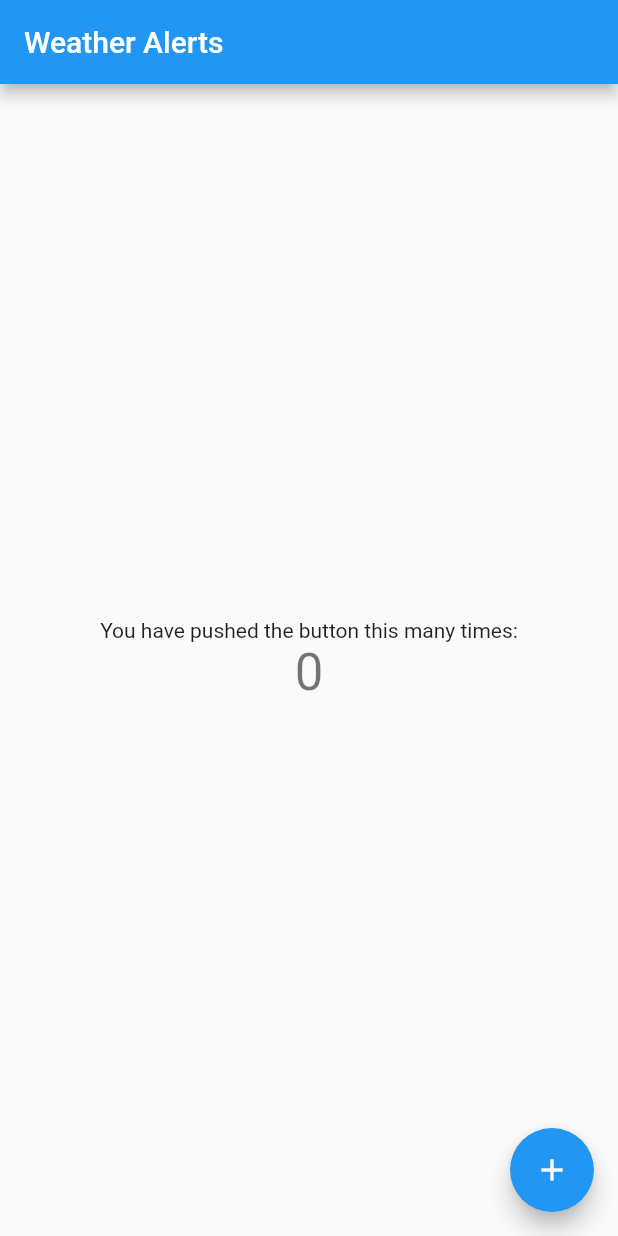
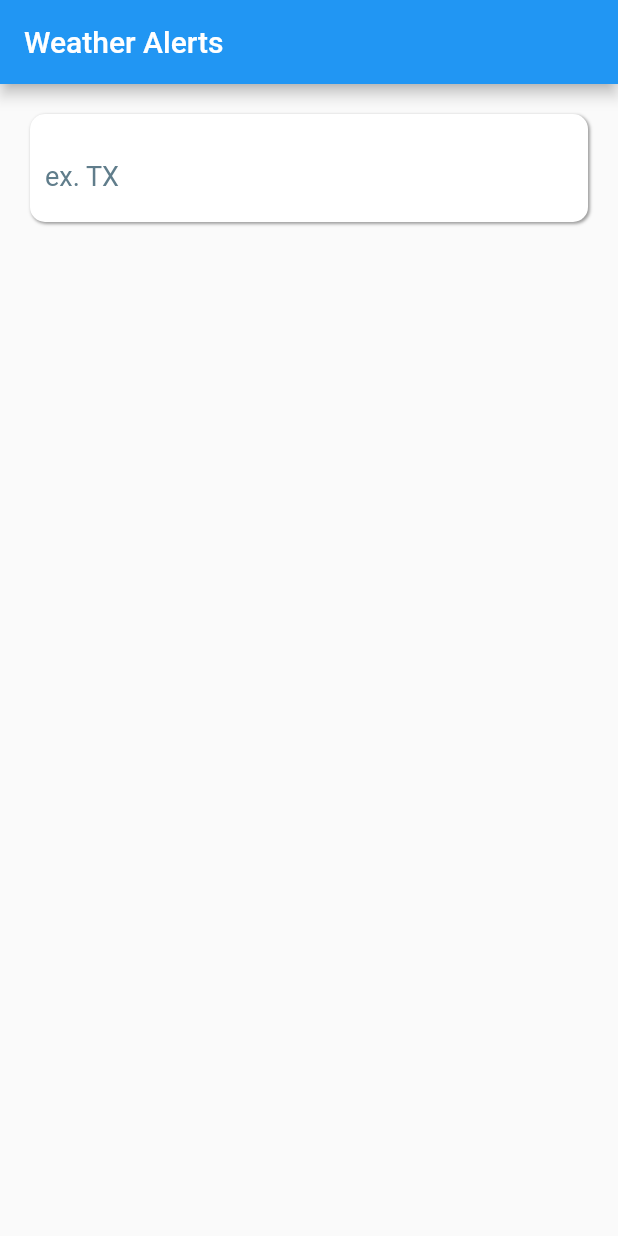
Before and after one commit to hnabbasi/FlutterWxApp, a Flutter app: the screen it shows after launch, on a phone screen of 412 x 824 dp. Run offline on Flutter 3.47's test engine with Material 2 defaults, Android fonts, the phone set to English and light mode, and no system bars.

Commit message:
Initial pass

```diff
--- /dev/null
+++ b/src/lib/alert.dart
@@ -0,0 +1,19 @@
+class Alert {
+  String id;
+  DateTime sent;
+  String event;
+  String headline;
+
+  Alert({
+    required this.id,
+    required this.sent,
+    required this.event,
+    required this.headline
+  });
+
+  Alert.fromJson(Map<String, dynamic> json):
+    id = json["id"],
+    sent = DateTime.parse(json["sent"]),
+    event = json["event"],
+    headline = json["headline"];
+}
--- a/src/lib/main.dart
+++ b/src/lib/main.dart
@@ -1,4 +1,9 @@
+import 'dart:convert';
+
 import 'package:flutter/material.dart';
+import 'package:flutter/services.dart';
+import 'package:http/http.dart' as http;
+import 'package:flutter_wx/alert.dart';
 
 void main() {
   runApp(const MyApp());
@@ -29,11 +34,45 @@ class MyHomePage extends StatefulWidget {
 }
 
 class _MyHomePageState extends State<MyHomePage> {
-  int _counter = 0;
+  bool _isBusy = false;
+  String _statusText = "";
+  final _alerts = List<Alert>.empty(growable: true);
 
-  void _incrementCounter() {
-    setState(() {
-      _counter++;
+  final TextEditingController _controller = TextEditingController();
+
+  Future<void> getWeather(String stateCode) async {
+    isLoading(true);
+    final res = await http.get(Uri(scheme:"https", host: "api.weather.gov", path:"alerts/active/area/$stateCode"), headers: {'User-Agent':'flutter'});
+    if(res.statusCode != 200){
+      setResult(List.empty(), "Error getting alerts for $stateCode");
+      isLoading(false);
+      return;
+    }
+    final map = jsonDecode(res.body);
+    final List features = map["features"];
+
+    setResult(List.generate(features.length, (index) => Alert.fromJson(features[index]["properties"]!)),
+    "Found ${features.length} alerts for $stateCode");
+    isLoading(false);
+  }
+
+  void setResult(List<Alert> alerts, String status) {
+    setState((){
+      _statusText = status;
+      _alerts.clear();
+      _alerts.addAll(alerts);
+    });
+  }
+  void isLoading(bool isBusy) {
+    setState((){
+      _isBusy = isBusy;
+    });
+  }
+
+  void reset(){
+    setState((){
+      _statusText = "";
+      _alerts.clear();
     });
   }
 
@@ -43,25 +82,96 @@ class _MyHomePageState extends State<MyHomePage> {
       appBar: AppBar(
         title: Text(widget.title),
       ),
-      body: Center(
-        child: Column(
-          mainAxisAlignment: MainAxisAlignment.center,
-          children: <Widget>[
-            const Text(
-              'You have pushed the button this many times:',
+      body: Container(
+          padding: const EdgeInsets.all(20),
+          width: MediaQuery.of(context).size.width,
+          height: MediaQuery.of(context).size.height,
+          child: Column(children: <Widget>[
+            Container(
+              padding: const EdgeInsets.only(left: 10),
+              decoration: BoxDecoration(
+                  color: Colors.white,
+                  borderRadius: BorderRadius.circular(10),
+                  boxShadow: const [
+                    BoxShadow(
+                        color: Colors.grey,
+                        offset: Offset(1,1),
+                        blurRadius: 1.0
+                    )
+                  ]
+              ),
+              child: TextField(
+                controller: _controller,
+                style: const TextStyle(color: Colors.blueGrey, fontSize: 18),
+                textCapitalization: TextCapitalization.characters,
+                inputFormatters: [
+                  LengthLimitingTextInputFormatter(2),
+                  UpperCaseTextFormatter(),
+                ],
+                decoration: InputDecoration(
+                    hintText: "ex. TX",
+                    hintStyle: const TextStyle(color: Colors.blueGrey),
+                    border: InputBorder.none,
+                    suffix: IconButton(
+                      color: Colors.blueGrey,
+                      icon: const Icon(Icons.cancel),
+                      onPressed: () {
+                        _controller.clear();
+                        reset();
+                      },
+                    )
+                ),
+                onChanged: (stateCode) async {
+                  if(stateCode.length < 2) {
+                    return;
+                  }
+                  await getWeather(stateCode);
+                },
+              ),
             ),
-            Text(
-              '$_counter',
-              style: Theme.of(context).textTheme.headline4,
+            Container(
+              padding: const EdgeInsets.all(10),
+              child: Text(_statusText),
             ),
-          ],
-        ),
-      ),
-      floatingActionButton: FloatingActionButton(
-        onPressed: _incrementCounter,
-        tooltip: 'Increment',
-        child: const Icon(Icons.add),
+            _isBusy
+                ? const CircularProgressIndicator()
+                : Expanded(
+                  child: AlertWidget(alerts: _alerts)
+            )
+          ]
+          )
       ), // This trailing comma makes auto-formatting nicer for build methods.
     );
   }
 }
+
+class UpperCaseTextFormatter extends TextInputFormatter {
+  @override
+  TextEditingValue formatEditUpdate(TextEditingValue oldValue, TextEditingValue newValue) {
+    return TextEditingValue(
+      text: newValue.text.toUpperCase(),
+      selection: newValue.selection,
+    );
+  }
+}
+
+class AlertWidget extends StatelessWidget {
+  final List<Alert> alerts;
+
+  const AlertWidget({Key? key, required this.alerts}) : super(key: key);
+
+  @override
+  Widget build(BuildContext context) {
+    return ListView(
+      scrollDirection: Axis.vertical,
+      children: List.generate(alerts.length, (index) {
+        return Container(
+          color: Colors.deepPurple[50],
+          margin: const EdgeInsets.all(10),
+          padding: const EdgeInsets.all(10),
+          child: Text(alerts[index].headline),
+        );
+      }),
+    );
+  }
+}
--- a/src/pubspec.yaml
+++ b/src/pubspec.yaml
@@ -34,6 +34,7 @@ dependencies:
   # The following adds the Cupertino Icons font to your application.
   # Use with the CupertinoIcons class for iOS style icons.
   cupertino_icons: ^1.0.2
+  http: ^0.13.5
 
 dev_dependencies:
   flutter_test:
```
